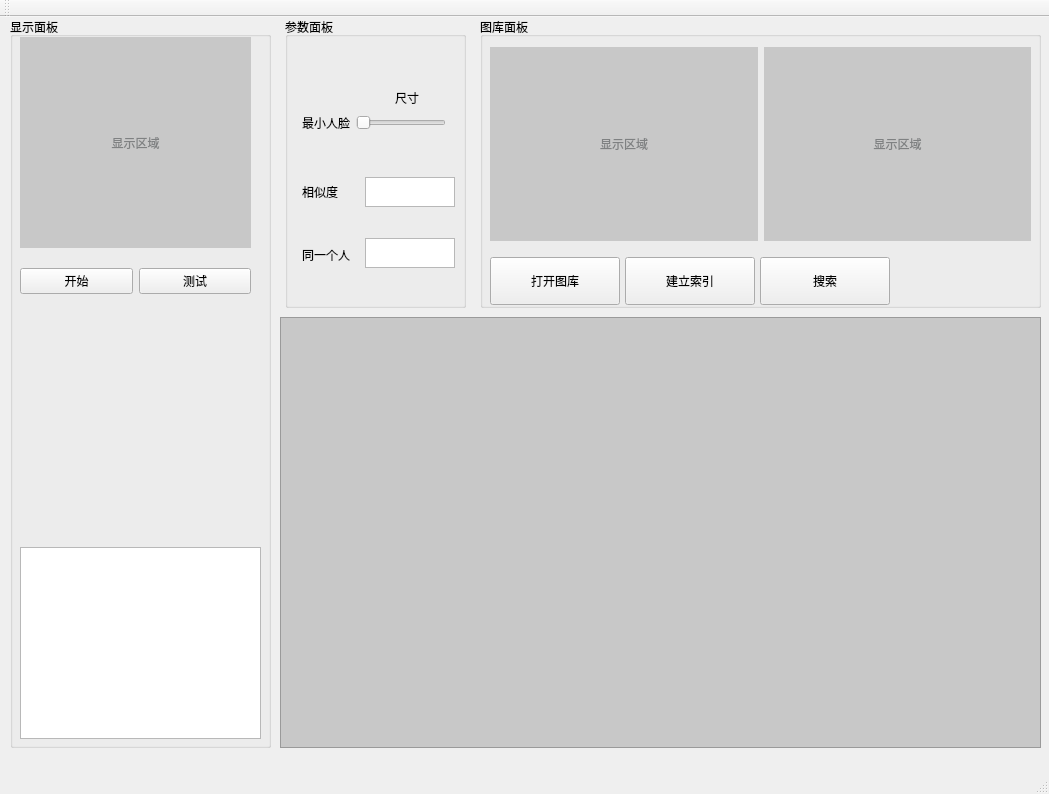
Above: CocsoFace/mainwindow.ui from willard-yuan/SeetaFaceLib before the change. Below: the same form after it.
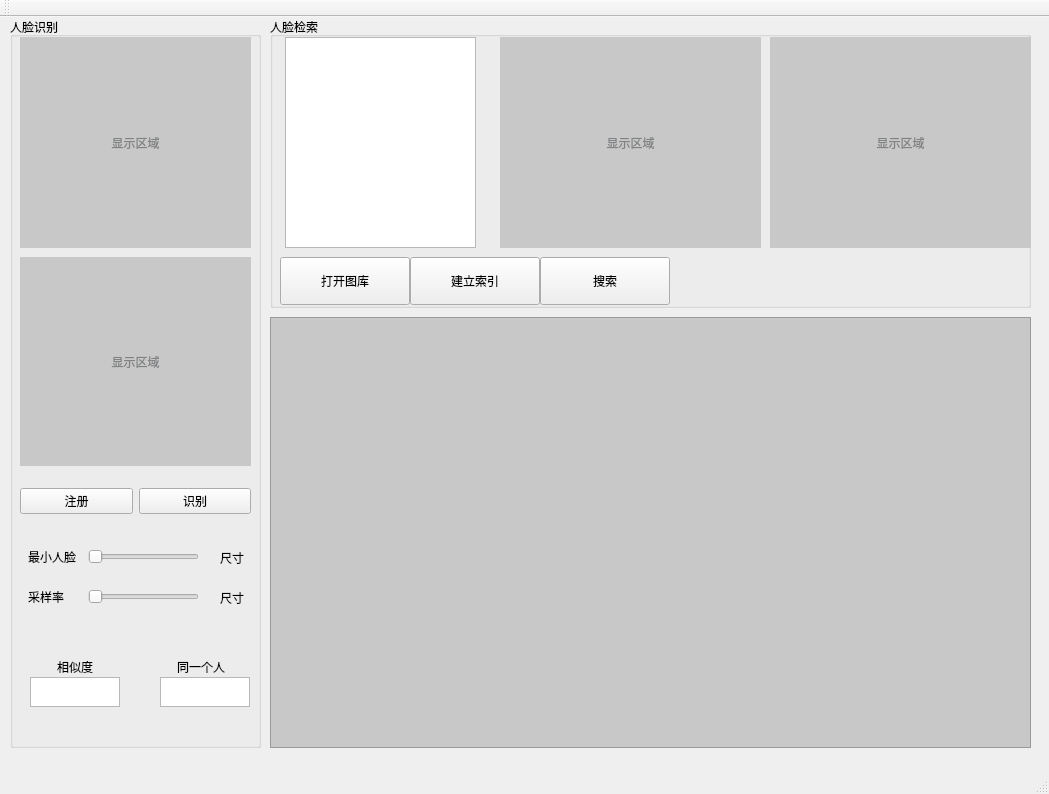
That is the form after the change. Icons and pictures are not drawn.

```diff
--- a/CocsoFace/mainwindow.ui
+++ b/CocsoFace/mainwindow.ui
@@ -32,183 +32,10 @@
    <set>QMainWindow::AllowTabbedDocks|QMainWindow::AnimatedDocks</set>
   </property>
   <widget class="QWidget" name="centralwidget">
-   <widget class="QGroupBox" name="groupBox_2">
-    <property name="geometry">
-     <rect>
-      <x>480</x>
-      <y>0</y>
-      <width>561</width>
-      <height>291</height>
-     </rect>
-    </property>
-    <property name="title">
-     <string>图库面板</string>
-    </property>
-    <widget class="QWidget" name="layoutWidget">
-     <property name="geometry">
-      <rect>
-       <x>10</x>
-       <y>30</y>
-       <width>541</width>
-       <height>194</height>
-      </rect>
-     </property>
-     <layout class="QHBoxLayout" name="horizontalLayout_3">
-      <item>
-       <widget class="QLabel" name="previewImg">
-        <property name="sizePolicy">
-         <sizepolicy hsizetype="Expanding" vsizetype="Expanding">
-          <horstretch>0</horstretch>
-          <verstretch>0</verstretch>
-         </sizepolicy>
-        </property>
-        <property name="autoFillBackground">
-         <bool>false</bool>
-        </property>
-        <property name="styleSheet">
-         <string notr="true">background-color: rgb(200, 200, 200);
-border-color: qradialgradient(spread:pad, cx:0.5, cy:0.5, radius:0.5, fx:0.5, fy:0.5, stop:0 rgba(255, 235, 235, 206), stop:0.35 rgba(255, 188, 188, 80), stop:0.4 rgba(255, 162, 162, 80), stop:0.425 rgba(255, 132, 132, 156), stop:0.44 rgba(252, 128, 128, 80), stop:1 rgba(255, 255, 255, 0));
-color: rgba(53, 57, 59, 128);</string>
-        </property>
-        <property name="text">
-         <string>显示区域</string>
-        </property>
-        <property name="alignment">
-         <set>Qt::AlignCenter</set>
-        </property>
-       </widget>
-      </item>
-      <item>
-       <widget class="QLabel" name="cropImgLabel">
-        <property name="sizePolicy">
-         <sizepolicy hsizetype="Expanding" vsizetype="Expanding">
-          <horstretch>0</horstretch>
-          <verstretch>0</verstretch>
-         </sizepolicy>
-        </property>
-        <property name="autoFillBackground">
-         <bool>false</bool>
-        </property>
-        <property name="styleSheet">
-         <string notr="true">background-color: rgb(200, 200, 200);
-border-color: qradialgradient(spread:pad, cx:0.5, cy:0.5, radius:0.5, fx:0.5, fy:0.5, stop:0 rgba(255, 235, 235, 206), stop:0.35 rgba(255, 188, 188, 80), stop:0.4 rgba(255, 162, 162, 80), stop:0.425 rgba(255, 132, 132, 156), stop:0.44 rgba(252, 128, 128, 80), stop:1 rgba(255, 255, 255, 0));
-color: rgba(53, 57, 59, 128);</string>
-        </property>
-        <property name="text">
-         <string>显示区域</string>
-        </property>
-        <property name="alignment">
-         <set>Qt::AlignCenter</set>
-        </property>
-       </widget>
-      </item>
-     </layout>
-    </widget>
-    <widget class="QPushButton" name="faceDetectionButton">
-     <property name="geometry">
-      <rect>
-       <x>145</x>
-       <y>240</y>
-       <width>130</width>
-       <height>48</height>
-      </rect>
-     </property>
-     <property name="text">
-      <string>建立索引</string>
-     </property>
-     <property name="icon">
-      <iconset resource="design.qrc">
-       <normaloff>:/icons/calibrate1.png</normaloff>:/icons/calibrate1.png</iconset>
-     </property>
-     <property name="iconSize">
-      <size>
-       <width>32</width>
-       <height>32</height>
-      </size>
-     </property>
-     <property name="checkable">
-      <bool>true</bool>
-     </property>
-    </widget>
-    <widget class="QPushButton" name="queryButton">
-     <property name="geometry">
-      <rect>
-       <x>280</x>
-       <y>240</y>
-       <width>130</width>
-       <height>48</height>
-      </rect>
-     </property>
-     <property name="text">
-      <string>搜索</string>
-     </property>
-     <property name="icon">
-      <iconset resource="design.qrc">
-       <normaloff>:/icons/tracking.png</normaloff>:/icons/tracking.png</iconset>
-     </property>
-     <property name="iconSize">
-      <size>
-       <width>32</width>
-       <height>32</height>
-      </size>
-     </property>
-     <property name="checkable">
-      <bool>true</bool>
-     </property>
-    </widget>
-    <widget class="QPushButton" name="calibrateButton">
-     <property name="geometry">
-      <rect>
-       <x>10</x>
-       <y>240</y>
-       <width>130</width>
-       <height>48</height>
-      </rect>
-     </property>
-     <property name="text">
-      <string>打开图库</string>
-     </property>
-     <property name="icon">
-      <iconset resource="design.qrc">
-       <normaloff>:/icons/calibrate1.png</normaloff>:/icons/calibrate1.png</iconset>
-     </property>
-     <property name="iconSize">
-      <size>
-       <width>32</width>
-       <height>32</height>
-      </size>
-     </property>
-     <property name="checkable">
-      <bool>true</bool>
-     </property>
-    </widget>
-   </widget>
-   <widget class="QWidget" name="layoutWidget">
-    <property name="geometry">
-     <rect>
-      <x>0</x>
-      <y>0</y>
-      <width>2</width>
-      <height>2</height>
-     </rect>
-    </property>
-    <layout class="QHBoxLayout" name="horizontalLayout_2"/>
-   </widget>
-   <widget class="QWidget" name="layoutWidget">
-    <property name="geometry">
-     <rect>
-      <x>0</x>
-      <y>0</y>
-      <width>2</width>
-      <height>2</height>
-     </rect>
-    </property>
-    <layout class="QVBoxLayout" name="verticalLayout"/>
-   </widget>
    <widget class="QScrollArea" name="scrlArea">
     <property name="geometry">
      <rect>
-      <x>280</x>
+      <x>270</x>
       <y>300</y>
       <width>761</width>
       <height>431</height>
@@ -231,189 +58,15 @@
        <height>429</height>
       </rect>
      </property>
+     <zorder>culrrentRadius</zorder>
+     <zorder>radiusMax</zorder>
+     <zorder>similarityLabel</zorder>
+     <zorder>rMaxHorizontalSlider</zorder>
+     <zorder>sameIDtextBrowser</zorder>
+     <zorder>sameID</zorder>
+     <zorder>similaritytextBrowser</zorder>
     </widget>
    </widget>
-   <widget class="QGroupBox" name="groupBox">
-    <property name="geometry">
-     <rect>
-      <x>285</x>
-      <y>0</y>
-      <width>181</width>
-      <height>291</height>
-     </rect>
-    </property>
-    <property name="sizePolicy">
-     <sizepolicy hsizetype="Expanding" vsizetype="Expanding">
-      <horstretch>0</horstretch>
-      <verstretch>0</verstretch>
-     </sizepolicy>
-    </property>
-    <property name="autoFillBackground">
-     <bool>false</bool>
-    </property>
-    <property name="title">
-     <string>参数面板</string>
-    </property>
-    <property name="flat">
-     <bool>false</bool>
-    </property>
-    <property name="checkable">
-     <bool>false</bool>
-    </property>
-    <widget class="QLabel" name="culrrentRadius">
-     <property name="geometry">
-      <rect>
-       <x>110</x>
-       <y>70</y>
-       <width>31</width>
-       <height>21</height>
-      </rect>
-     </property>
-     <property name="text">
-      <string>尺寸</string>
-     </property>
-    </widget>
-    <widget class="QWidget" name="layoutWidget">
-     <property name="geometry">
-      <rect>
-       <x>10</x>
-       <y>90</y>
-       <width>151</width>
-       <height>31</height>
-      </rect>
-     </property>
-     <layout class="QHBoxLayout" name="horizontalLayout">
-      <item>
-       <widget class="QLabel" name="radiusMax">
-        <property name="layoutDirection">
-         <enum>Qt::LeftToRight</enum>
-        </property>
-        <property name="text">
-         <string>最小人脸</string>
-        </property>
-        <property name="alignment">
-         <set>Qt::AlignLeading|Qt::AlignLeft|Qt::AlignVCenter</set>
-        </property>
-        <property name="indent">
-         <number>7</number>
-        </property>
-       </widget>
-      </item>
-      <item>
-       <widget class="QSlider" name="rMaxHorizontalSlider">
-        <property name="font">
-         <font>
-          <pointsize>15</pointsize>
-         </font>
-        </property>
-        <property name="toolTipDuration">
-         <number>-2</number>
-        </property>
-        <property name="autoFillBackground">
-         <bool>false</bool>
-        </property>
-        <property name="minimum">
-         <number>20</number>
-        </property>
-        <property name="maximum">
-         <number>100</number>
-        </property>
-        <property name="orientation">
-         <enum>Qt::Horizontal</enum>
-        </property>
-        <property name="invertedAppearance">
-         <bool>false</bool>
-        </property>
-        <property name="invertedControls">
-         <bool>false</bool>
-        </property>
-       </widget>
-      </item>
-     </layout>
-    </widget>
-    <widget class="QLabel" name="similarityLabel">
-     <property name="geometry">
-      <rect>
-       <x>10</x>
-       <y>165</y>
-       <width>46</width>
-       <height>19</height>
-      </rect>
-     </property>
-     <property name="layoutDirection">
-      <enum>Qt::LeftToRight</enum>
-     </property>
-     <property name="text">
-      <string>相似度</string>
-     </property>
-     <property name="alignment">
-      <set>Qt::AlignLeading|Qt::AlignLeft|Qt::AlignVCenter</set>
-     </property>
-     <property name="indent">
-      <number>7</number>
-     </property>
-    </widget>
-    <widget class="QTextBrowser" name="similaritytextBrowser">
-     <property name="geometry">
-      <rect>
-       <x>80</x>
-       <y>160</y>
-       <width>90</width>
-       <height>30</height>
-      </rect>
-     </property>
-     <property name="verticalScrollBarPolicy">
-      <enum>Qt::ScrollBarAlwaysOff</enum>
-     </property>
-     <property name="horizontalScrollBarPolicy">
-      <enum>Qt::ScrollBarAlwaysOff</enum>
-     </property>
-    </widget>
-    <widget class="QLabel" name="sameID">
-     <property name="geometry">
-      <rect>
-       <x>10</x>
-       <y>228</y>
-       <width>59</width>
-       <height>19</height>
-      </rect>
-     </property>
-     <property name="layoutDirection">
-      <enum>Qt::LeftToRight</enum>
-     </property>
-     <property name="text">
-      <string>同一个人</string>
-     </property>
-     <property name="alignment">
-      <set>Qt::AlignLeading|Qt::AlignLeft|Qt::AlignVCenter</set>
-     </property>
-     <property name="indent">
-      <number>7</number>
-     </property>
-    </widget>
-    <widget class="QTextBrowser" name="sameIDtextBrowser">
-     <property name="geometry">
-      <rect>
-       <x>80</x>
-       <y>221</y>
-       <width>90</width>
-       <height>30</height>
-      </rect>
-     </property>
-     <property name="verticalScrollBarPolicy">
-      <enum>Qt::ScrollBarAlwaysOff</enum>
-     </property>
-     <property name="horizontalScrollBarPolicy">
-      <enum>Qt::ScrollBarAlwaysOff</enum>
-     </property>
-    </widget>
-    <zorder>similarityLabel</zorder>
-    <zorder>similaritytextBrowser</zorder>
-    <zorder>sameID</zorder>
-    <zorder>sameIDtextBrowser</zorder>
-    <zorder>layoutWidget</zorder>
-    <zorder>culrrentRadius</zorder>
-   </widget>
    <widget class="QGroupBox" name="recordGroup">
     <property name="enabled">
      <bool>true</bool>
@@ -422,7 +75,7 @@
      <rect>
       <x>10</x>
       <y>0</y>
-      <width>261</width>
+      <width>251</width>
       <height>731</height>
      </rect>
     </property>
@@ -433,7 +86,7 @@
      </sizepolicy>
     </property>
     <property name="title">
-     <string>显示面板</string>
+     <string>人脸识别</string>
     </property>
     <property name="flat">
      <bool>false</bool>
@@ -472,7 +125,7 @@
      <property name="geometry">
       <rect>
        <x>10</x>
-       <y>240</y>
+       <y>460</y>
        <width>231</width>
        <height>48</height>
       </rect>
@@ -481,7 +134,7 @@
       <item row="0" column="0">
        <widget class="QPushButton" name="startButton">
         <property name="text">
-         <string>开始</string>
+         <string>注册</string>
         </property>
         <property name="icon">
          <iconset resource="design.qrc">
@@ -501,7 +154,7 @@
       <item row="0" column="1">
        <widget class="QPushButton" name="testButton">
         <property name="text">
-         <string>测试</string>
+         <string>识别</string>
         </property>
         <property name="icon">
          <iconset resource="design.qrc">
@@ -520,23 +173,449 @@
       </item>
      </layout>
     </widget>
-    <widget class="QListView" name="listView">
+    <widget class="QLabel" name="culrrentRadius">
      <property name="geometry">
       <rect>
-       <x>10</x>
+       <x>210</x>
        <y>530</y>
-       <width>241</width>
-       <height>192</height>
+       <width>31</width>
+       <height>21</height>
       </rect>
      </property>
+     <property name="text">
+      <string>尺寸</string>
+     </property>
     </widget>
+    <widget class="QLabel" name="radiusMax">
+     <property name="geometry">
+      <rect>
+       <x>11</x>
+       <y>528</y>
+       <width>59</width>
+       <height>24</height>
+      </rect>
+     </property>
+     <property name="layoutDirection">
+      <enum>Qt::LeftToRight</enum>
+     </property>
+     <property name="text">
+      <string>最小人脸</string>
+     </property>
+     <property name="alignment">
+      <set>Qt::AlignLeading|Qt::AlignLeft|Qt::AlignVCenter</set>
+     </property>
+     <property name="indent">
+      <number>7</number>
+     </property>
+    </widget>
+    <widget class="QLabel" name="similarityLabel">
+     <property name="geometry">
+      <rect>
+       <x>40</x>
+       <y>640</y>
+       <width>46</width>
+       <height>19</height>
+      </rect>
+     </property>
+     <property name="layoutDirection">
+      <enum>Qt::LeftToRight</enum>
+     </property>
+     <property name="text">
+      <string>相似度</string>
+     </property>
+     <property name="alignment">
+      <set>Qt::AlignLeading|Qt::AlignLeft|Qt::AlignVCenter</set>
+     </property>
+     <property name="indent">
+      <number>7</number>
+     </property>
+    </widget>
+    <widget class="QSlider" name="rMaxHorizontalSlider">
+     <property name="geometry">
+      <rect>
+       <x>78</x>
+       <y>532</y>
+       <width>111</width>
+       <height>16</height>
+      </rect>
+     </property>
+     <property name="font">
+      <font>
+       <pointsize>15</pointsize>
+      </font>
+     </property>
+     <property name="toolTipDuration">
+      <number>-2</number>
+     </property>
+     <property name="autoFillBackground">
+      <bool>false</bool>
+     </property>
+     <property name="minimum">
+      <number>20</number>
+     </property>
+     <property name="maximum">
+      <number>100</number>
+     </property>
+     <property name="orientation">
+      <enum>Qt::Horizontal</enum>
+     </property>
+     <property name="invertedAppearance">
+      <bool>false</bool>
+     </property>
+     <property name="invertedControls">
+      <bool>false</bool>
+     </property>
+    </widget>
+    <widget class="QTextBrowser" name="sameIDtextBrowser">
+     <property name="geometry">
+      <rect>
+       <x>150</x>
+       <y>660</y>
+       <width>90</width>
+       <height>30</height>
+      </rect>
+     </property>
+     <property name="verticalScrollBarPolicy">
+      <enum>Qt::ScrollBarAlwaysOff</enum>
+     </property>
+     <property name="horizontalScrollBarPolicy">
+      <enum>Qt::ScrollBarAlwaysOff</enum>
+     </property>
+    </widget>
+    <widget class="QLabel" name="sameID">
+     <property name="geometry">
+      <rect>
+       <x>160</x>
+       <y>640</y>
+       <width>59</width>
+       <height>19</height>
+      </rect>
+     </property>
+     <property name="layoutDirection">
+      <enum>Qt::LeftToRight</enum>
+     </property>
+     <property name="text">
+      <string>同一个人</string>
+     </property>
+     <property name="alignment">
+      <set>Qt::AlignLeading|Qt::AlignLeft|Qt::AlignVCenter</set>
+     </property>
+     <property name="indent">
+      <number>7</number>
+     </property>
+    </widget>
+    <widget class="QTextBrowser" name="similaritytextBrowser">
+     <property name="geometry">
+      <rect>
+       <x>20</x>
+       <y>660</y>
+       <width>90</width>
+       <height>30</height>
+      </rect>
+     </property>
+     <property name="verticalScrollBarPolicy">
+      <enum>Qt::ScrollBarAlwaysOff</enum>
+     </property>
+     <property name="horizontalScrollBarPolicy">
+      <enum>Qt::ScrollBarAlwaysOff</enum>
+     </property>
+    </widget>
+    <widget class="QLabel" name="radiusMax_2">
+     <property name="geometry">
+      <rect>
+       <x>11</x>
+       <y>568</y>
+       <width>59</width>
+       <height>24</height>
+      </rect>
+     </property>
+     <property name="layoutDirection">
+      <enum>Qt::LeftToRight</enum>
+     </property>
+     <property name="text">
+      <string>采样率</string>
+     </property>
+     <property name="alignment">
+      <set>Qt::AlignLeading|Qt::AlignLeft|Qt::AlignVCenter</set>
+     </property>
+     <property name="indent">
+      <number>7</number>
+     </property>
+    </widget>
+    <widget class="QSlider" name="ScaleFactorQSlider">
+     <property name="geometry">
+      <rect>
+       <x>78</x>
+       <y>572</y>
+       <width>111</width>
+       <height>16</height>
+      </rect>
+     </property>
+     <property name="font">
+      <font>
+       <pointsize>15</pointsize>
+      </font>
+     </property>
+     <property name="toolTipDuration">
+      <number>-2</number>
+     </property>
+     <property name="autoFillBackground">
+      <bool>false</bool>
+     </property>
+     <property name="minimum">
+      <number>1</number>
+     </property>
+     <property name="maximum">
+      <number>10</number>
+     </property>
+     <property name="singleStep">
+      <number>1</number>
+     </property>
+     <property name="orientation">
+      <enum>Qt::Horizontal</enum>
+     </property>
+     <property name="invertedAppearance">
+      <bool>false</bool>
+     </property>
+     <property name="invertedControls">
+      <bool>false</bool>
+     </property>
+    </widget>
+    <widget class="QLabel" name="culrrentScaleFactorQLabel">
+     <property name="geometry">
+      <rect>
+       <x>210</x>
+       <y>570</y>
+       <width>31</width>
+       <height>21</height>
+      </rect>
+     </property>
+     <property name="text">
+      <string>尺寸</string>
+     </property>
+    </widget>
+    <widget class="QLabel" name="cropImgRecLabel">
+     <property name="geometry">
+      <rect>
+       <x>10</x>
+       <y>240</y>
+       <width>231</width>
+       <height>209</height>
+      </rect>
+     </property>
+     <property name="sizePolicy">
+      <sizepolicy hsizetype="Expanding" vsizetype="Expanding">
+       <horstretch>0</horstretch>
+       <verstretch>0</verstretch>
+      </sizepolicy>
+     </property>
+     <property name="autoFillBackground">
+      <bool>false</bool>
+     </property>
+     <property name="styleSheet">
+      <string notr="true">background-color: rgb(200, 200, 200);
+border-color: qradialgradient(spread:pad, cx:0.5, cy:0.5, radius:0.5, fx:0.5, fy:0.5, stop:0 rgba(255, 235, 235, 206), stop:0.35 rgba(255, 188, 188, 80), stop:0.4 rgba(255, 162, 162, 80), stop:0.425 rgba(255, 132, 132, 156), stop:0.44 rgba(252, 128, 128, 80), stop:1 rgba(255, 255, 255, 0));
+color: rgba(53, 57, 59, 128);</string>
+     </property>
+     <property name="text">
+      <string>显示区域</string>
+     </property>
+     <property name="alignment">
+      <set>Qt::AlignCenter</set>
+     </property>
+    </widget>
+    <zorder>videoCanvas</zorder>
+    <zorder>layoutWidget</zorder>
+    <zorder>culrrentRadius</zorder>
+    <zorder>radiusMax</zorder>
+    <zorder>similarityLabel</zorder>
+    <zorder>rMaxHorizontalSlider</zorder>
+    <zorder>sameIDtextBrowser</zorder>
+    <zorder>sameID</zorder>
+    <zorder>similaritytextBrowser</zorder>
+    <zorder>radiusMax</zorder>
+    <zorder>similarityLabel</zorder>
+    <zorder>rMaxHorizontalSlider</zorder>
+    <zorder>sameIDtextBrowser</zorder>
+    <zorder>sameID</zorder>
+    <zorder>similaritytextBrowser</zorder>
+    <zorder>radiusMax_2</zorder>
+    <zorder>ScaleFactorQSlider</zorder>
+    <zorder>culrrentScaleFactorQLabel</zorder>
+    <zorder>cropImgRecLabel</zorder>
    </widget>
+   <widget class="QPushButton" name="ImgsOpenButton">
+    <property name="geometry">
+     <rect>
+      <x>280</x>
+      <y>240</y>
+      <width>130</width>
+      <height>48</height>
+     </rect>
+    </property>
+    <property name="text">
+     <string>打开图库</string>
+    </property>
+    <property name="icon">
+     <iconset resource="design.qrc">
+      <normaloff>:/icons/calibrate1.png</normaloff>:/icons/calibrate1.png</iconset>
+    </property>
+    <property name="iconSize">
+     <size>
+      <width>32</width>
+      <height>32</height>
+     </size>
+    </property>
+    <property name="checkable">
+     <bool>true</bool>
+    </property>
+   </widget>
+   <widget class="QPushButton" name="faceDetectionButton">
+    <property name="geometry">
+     <rect>
+      <x>410</x>
+      <y>240</y>
+      <width>130</width>
+      <height>48</height>
+     </rect>
+    </property>
+    <property name="text">
+     <string>建立索引</string>
+    </property>
+    <property name="icon">
+     <iconset resource="design.qrc">
+      <normaloff>:/icons/calibrate1.png</normaloff>:/icons/calibrate1.png</iconset>
+    </property>
+    <property name="iconSize">
+     <size>
+      <width>32</width>
+      <height>32</height>
+     </size>
+    </property>
+    <property name="checkable">
+     <bool>true</bool>
+    </property>
+   </widget>
+   <widget class="QPushButton" name="queryButton">
+    <property name="geometry">
+     <rect>
+      <x>540</x>
+      <y>240</y>
+      <width>130</width>
+      <height>48</height>
+     </rect>
+    </property>
+    <property name="text">
+     <string>搜索</string>
+    </property>
+    <property name="icon">
+     <iconset resource="design.qrc">
+      <normaloff>:/icons/tracking.png</normaloff>:/icons/tracking.png</iconset>
+    </property>
+    <property name="iconSize">
+     <size>
+      <width>32</width>
+      <height>32</height>
+     </size>
+    </property>
+    <property name="checkable">
+     <bool>true</bool>
+    </property>
+   </widget>
+   <widget class="QGroupBox" name="groupBox">
+    <property name="geometry">
+     <rect>
+      <x>270</x>
+      <y>0</y>
+      <width>761</width>
+      <height>291</height>
+     </rect>
+    </property>
+    <property name="title">
+     <string>人脸检索</string>
+    </property>
+    <widget class="QLabel" name="cropImgLabel">
+     <property name="geometry">
+      <rect>
+       <x>500</x>
+       <y>20</y>
+       <width>261</width>
+       <height>211</height>
+      </rect>
+     </property>
+     <property name="sizePolicy">
+      <sizepolicy hsizetype="Expanding" vsizetype="Expanding">
+       <horstretch>0</horstretch>
+       <verstretch>0</verstretch>
+      </sizepolicy>
+     </property>
+     <property name="autoFillBackground">
+      <bool>false</bool>
+     </property>
+     <property name="styleSheet">
+      <string notr="true">background-color: rgb(200, 200, 200);
+border-color: qradialgradient(spread:pad, cx:0.5, cy:0.5, radius:0.5, fx:0.5, fy:0.5, stop:0 rgba(255, 235, 235, 206), stop:0.35 rgba(255, 188, 188, 80), stop:0.4 rgba(255, 162, 162, 80), stop:0.425 rgba(255, 132, 132, 156), stop:0.44 rgba(252, 128, 128, 80), stop:1 rgba(255, 255, 255, 0));
+color: rgba(53, 57, 59, 128);</string>
+     </property>
+     <property name="text">
+      <string>显示区域</string>
+     </property>
+     <property name="alignment">
+      <set>Qt::AlignCenter</set>
+     </property>
+    </widget>
+    <widget class="QLabel" name="previewImg">
+     <property name="geometry">
+      <rect>
+       <x>230</x>
+       <y>20</y>
+       <width>261</width>
+       <height>211</height>
+      </rect>
+     </property>
+     <property name="sizePolicy">
+      <sizepolicy hsizetype="Expanding" vsizetype="Expanding">
+       <horstretch>0</horstretch>
+       <verstretch>0</verstretch>
+      </sizepolicy>
+     </property>
+     <property name="autoFillBackground">
+      <bool>false</bool>
+     </property>
+     <property name="styleSheet">
+      <string notr="true">background-color: rgb(200, 200, 200);
+border-color: qradialgradient(spread:pad, cx:0.5, cy:0.5, radius:0.5, fx:0.5, fy:0.5, stop:0 rgba(255, 235, 235, 206), stop:0.35 rgba(255, 188, 188, 80), stop:0.4 rgba(255, 162, 162, 80), stop:0.425 rgba(255, 132, 132, 156), stop:0.44 rgba(252, 128, 128, 80), stop:1 rgba(255, 255, 255, 0));
+color: rgba(53, 57, 59, 128);</string>
+     </property>
+     <property name="text">
+      <string>显示区域</string>
+     </property>
+     <property name="alignment">
+      <set>Qt::AlignCenter</set>
+     </property>
+    </widget>
+    <widget class="QListView" name="listView">
+     <property name="geometry">
+      <rect>
+       <x>15</x>
+       <y>20</y>
+       <width>191</width>
+       <height>211</height>
+      </rect>
+     </property>
+    </widget>
+    <zorder>cropImgLabel</zorder>
+    <zorder>previewImg</zorder>
+    <zorder>listView</zorder>
+    <zorder>queryButton</zorder>
+    <zorder>faceDetectionButton</zorder>
+   </widget>
+   <zorder>groupBox</zorder>
    <zorder>recordGroup</zorder>
-   <zorder>layoutWidget</zorder>
-   <zorder>layoutWidget</zorder>
-   <zorder>groupBox_2</zorder>
    <zorder>scrlArea</zorder>
-   <zorder>groupBox</zorder>
+   <zorder>ImgsOpenButton</zorder>
+   <zorder>faceDetectionButton</zorder>
+   <zorder>queryButton</zorder>
   </widget>
   <widget class="QStatusBar" name="statusBar"/>
   <widget class="QToolBar" name="toolBar">
```
